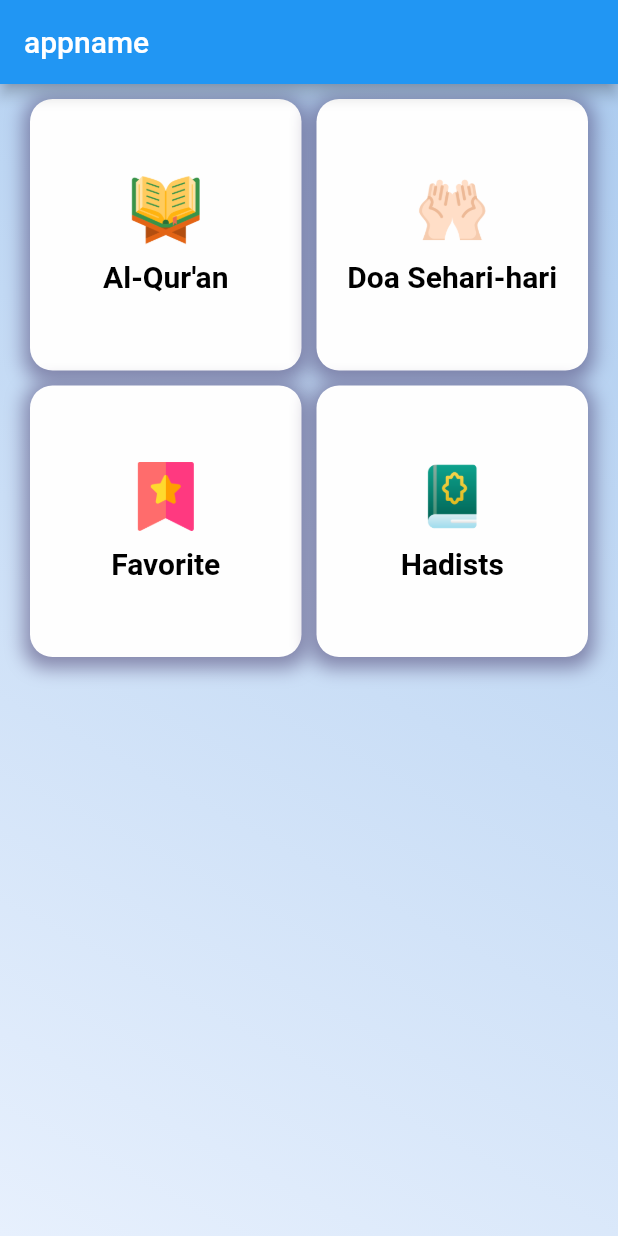
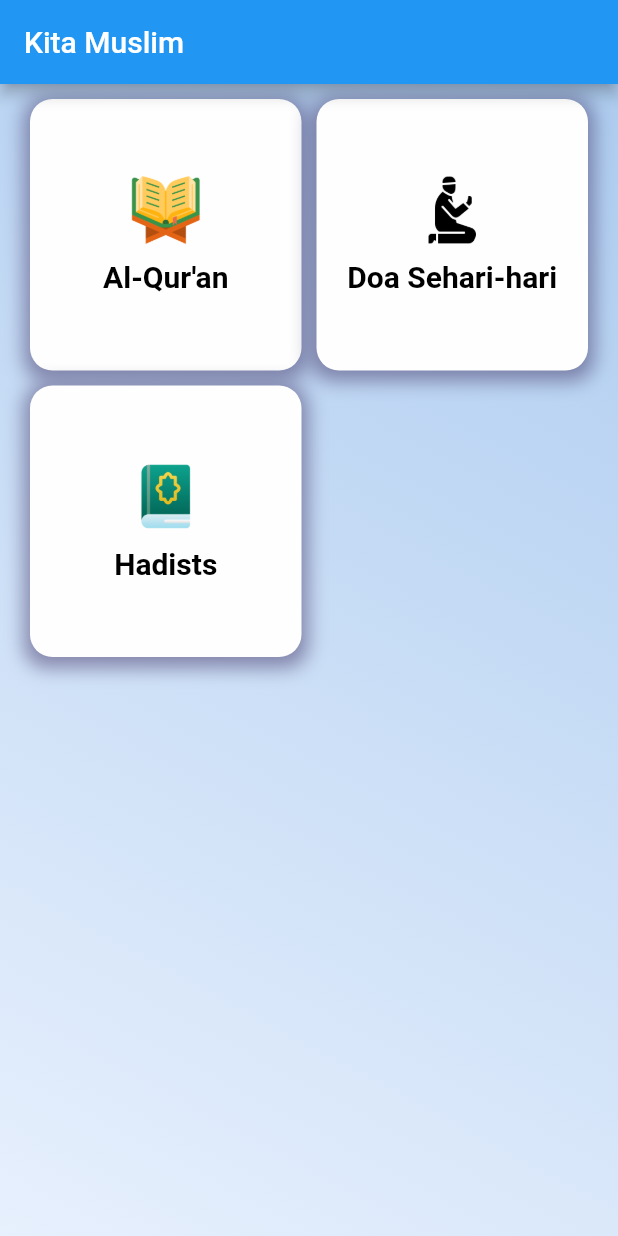
Before and after one commit to indratdev/kita_muslim, a Flutter app: the screen it shows after launch, on a phone screen of 412 x 824 dp. Run offline on Flutter 3.47's test engine with Material 2 defaults, Android fonts, the phone set to English and light mode, and no system bars; our stand-ins replace audioplayers, equatable, flutter_bloc, permission_handler, scrollable_positioned_list, shared_preferences; missing offline and left inert: flutter_downloader.

Commit message:
update all3

```diff
--- a/lib/screens/hadist_screen/hadistscreen.dart
+++ b/lib/screens/hadist_screen/hadistscreen.dart
@@ -84,8 +84,8 @@ class HadistScreen extends StatelessWidget {
                   child: SingleChildScrollView(
                     child: Container(
                       width: double.infinity,
-                      margin: EdgeInsets.only(top: 10, bottom: 0),
-                      decoration: BoxDecoration(
+                      margin: const EdgeInsets.only(top: 10, bottom: 0),
+                      decoration: const BoxDecoration(
                           color: Constants.iFebruaryInk1,
                           borderRadius: BorderRadius.only(
                               topLeft: Radius.circular(20),
--- a/lib/screens/home_screen/homescreen.dart
+++ b/lib/screens/home_screen/homescreen.dart
@@ -100,43 +100,15 @@ class HomeScreen extends StatelessWidget {
               ),
             ),
             // favorite menu
-            InkWell(
-              onTap: () {
-                // Navigator.of(context).pushNamed('/doaharian');
-                // BlocProvider.of<SurahBloc>(context).add(GetAllSurahHarian());
-              },
-              child: HomeWidgets.showHomeMenuItem(
-                  "assets/icons/favorite.png", "Favorite"),
-              // Container(
-              //   alignment: Alignment.center,
-              //   decoration: BoxDecoration(
-              //     color: Constants.iwhite,
-              //     borderRadius:
-              //         Constants.cornerRadiusBox, //BorderRadius.circular(15),
-              //     boxShadow: [Constants.boxShadowMenu],
-              //   ),
-              //   child: Column(
-              //     mainAxisAlignment: MainAxisAlignment.center,
-              //     crossAxisAlignment: CrossAxisAlignment.center,
-              //     children: [
-              //       Tab(
-              //           icon: Image.asset("assets/icons/favorite.png",
-              //               fit: BoxFit.cover)),
-              //       const SizedBox(height: 10),
-              //       const Text(
-              //         "Favorite",
-              //         overflow: TextOverflow.clip,
-              //         textAlign: TextAlign.center,
-              //         style: TextStyle(
-              //           color: Colors.black,
-              //           fontWeight: FontWeight.bold,
-              //           fontSize: 20,
-              //         ),
-              //       ),
-              //     ],
-              //   ),
-              // ),
-            ),
+            // InkWell(
+            //   onTap: () {
+            //     // Navigator.of(context).pushNamed('/doaharian');
+            //     // BlocProvider.of<SurahBloc>(context).add(GetAllSurahHarian());
+            //   },
+            //   child: HomeWidgets.showHomeMenuItem(
+            //       "assets/icons/favorite.png", "Favorite"),
+            // ),
+            // hadists menu
             InkWell(
               onTap: () {
                 context.read<HadistsBloc>().add(GetListBookHadists());
--- a/lib/utils/constants.dart
+++ b/lib/utils/constants.dart
@@ -11,7 +11,7 @@ class Constants {
   static const iFebruaryInk1 = Color(0xFFADCCEF);
   static const iFebruaryInk2 = Color(0xFFE7F0FD);
 
-  static const appName = 'appname';
+  static const appName = 'Kita Muslim';
   static const textQuran = "Qur'an";
 
   static const assetsLocation = "assets\\audios\\";
@@ -52,3 +52,4 @@ class Constants {
 // <a href="https://www.flaticon.com/free-icons/pray" title="pray icons">Pray icons created by kerismaker - Flaticon</a>
 // <a href="https://www.flaticon.com/free-icons/favorite" title="favorite icons">Favorite icons created by Freepik - Flaticon</a>
 // <a href="https://www.flaticon.com/free-icons/quran" title="Quran icons">Quran icons created by zafdesign - Flaticon</a>
+// <a href="https://www.flaticon.com/free-icons/dua" title="dua icons">Dua icons created by Siipkan Creative - Flaticon</a>
--- a/lib/utils/routes.dart
+++ b/lib/utils/routes.dart
@@ -1,5 +1,4 @@
 import 'package:flutter/material.dart';
-import 'package:kita_muslim/data/models/surah/surah_harian_model.dart';
 import 'package:kita_muslim/screens/hadist_screen/hadistscreen.dart';
 import 'package:kita_muslim/screens/home_screen/homescreen.dart';
 import 'package:kita_muslim/screens/quranscreen.dart';
```
Also changed, not shown: assets/icons/doaharian.png.
